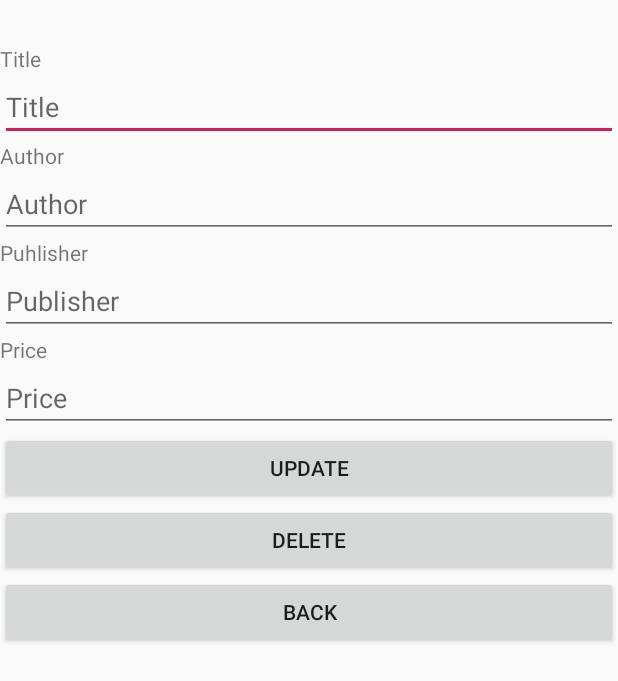
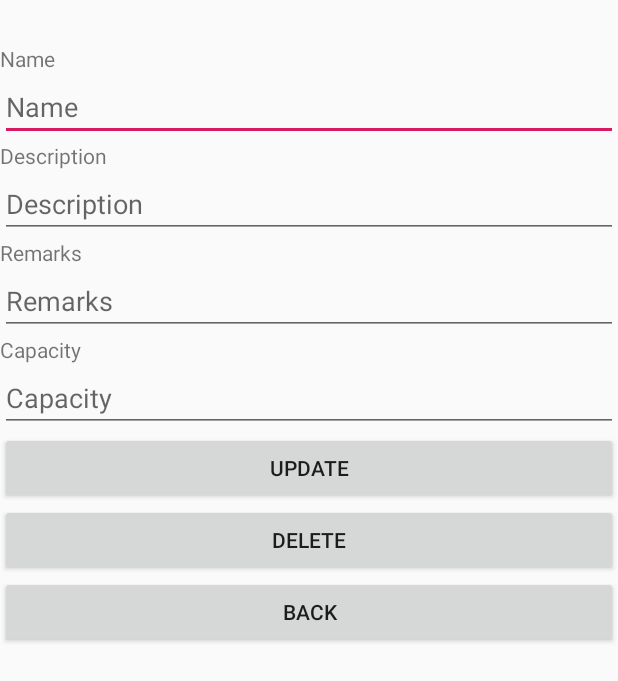
Before and after one commit to math039h/MandatoryRoomOPG, an Android app: the layout activity_single_room.xml on its own in the app's theme, with its tools: preview values and no code run, on a phone screen of 412 x 824 dp. Shown: the top 681 px of the screen. Run offline under Robolectric (Android 15) with nearby library versions, the phone set to English and light mode, and no system bars.

Commit message:
commit all

```diff
--- a/app/src/main/AndroidManifest.xml
+++ b/app/src/main/AndroidManifest.xml
@@ -12,7 +12,8 @@
         android:supportsRtl="true"
         android:theme="@style/AppTheme"
         android:usesCleartextTraffic="true">
-        <activity android:name=".AddReservationActivity"></activity>
+
+        <activity android:name=".AddReservationActivity" />
         <activity android:name=".SingleRoomActivity" />
         <activity android:name=".loggedIn" />
         <activity android:name=".MainActivity">
--- a/app/src/main/java/com/example/mandatoryroomregistration/ApiUtils.java
+++ b/app/src/main/java/com/example/mandatoryroomregistration/ApiUtils.java
@@ -10,4 +10,8 @@ class ApiUtils {
 
         return RetrofitClient.getClient(BASE_URL).create(RoomRegistrationService.class);
     }
+    public static ReservationRegistrationService getReservationRegistrationService() {
+
+        return RetrofitClient.getClient(BASE_URL).create(ReservationRegistrationService.class);
+    }
 }
--- a/app/src/main/java/com/example/mandatoryroomregistration/MainActivity.java
+++ b/app/src/main/java/com/example/mandatoryroomregistration/MainActivity.java
@@ -112,7 +112,7 @@ public class MainActivity extends AppCompatActivity {
         //FirebaseUser user = null;
         if (user != null) {
             Intent intent = new Intent(this, loggedIn.class);
-            intent.putExtra(EXTRA_MESSAGE, user);
+            Toast.makeText(this, "Sending To Logged In", Toast.LENGTH_SHORT).show();
             startActivity(intent);
         }
     }
--- a/app/src/main/java/com/example/mandatoryroomregistration/SingleRoomActivity.java
+++ b/app/src/main/java/com/example/mandatoryroomregistration/SingleRoomActivity.java
@@ -14,7 +14,7 @@ import retrofit2.Call;
 import retrofit2.Callback;
 import retrofit2.Response;
 
-public class SingleRoomActivity extends AppCompatActivity {
+public class SingleRoomActivity extends AppCompatActivity {/*
 
     public static final String ROOM = "BOOK";
     private static final String LOG_TAG = "MYROOMS";
@@ -50,7 +50,7 @@ public class SingleRoomActivity extends AppCompatActivity {
     public void backButtonClicked(View view) {
         Log.d(LOG_TAG, "backButtonClicked");
         finish();
-    }
+    }*/
 /*
     public void deleteBookButtonClicked(View view) {
         RoomRegistrationService roomRegistrationService = ApiUtils.getRoomRegistrationService();
--- a/app/src/main/res/layout/activity_add_reservation.xml
+++ b/app/src/main/res/layout/activity_add_reservation.xml
@@ -11,14 +11,14 @@
         android:layout_width="match_parent"
         android:layout_height="wrap_content"
         android:hint="From Time 00:00"
-        android:inputType="time" />
+        android:inputType="number" />
 
     <EditText
         android:id="@+id/addReservationToTimeEditText"
         android:layout_width="match_parent"
         android:layout_height="wrap_content"
         android:hint="To Time 00:00"
-        android:inputType="time" />
+        android:inputType="number" />
 
     <EditText
         android:id="@+id/addReservationUserIdEditText"
--- a/app/src/main/res/layout/activity_single_room.xml
+++ b/app/src/main/res/layout/activity_single_room.xml
@@ -29,72 +29,72 @@
                     android:layout_width="wrap_content"
                     android:layout_height="wrap_content"
                     android:labelFor="@id/singleRoomNameEditText"
-                    android:text="Title" />
+                    android:text="Name" />
 
                 <EditText
                     android:id="@+id/singleRoomNameEditText"
                     android:layout_width="match_parent"
                     android:layout_height="wrap_content"
-                    android:hint="Title"
+                    android:hint="Name"
                     android:inputType="textCapWords" />
 
                 <TextView
                     android:layout_width="wrap_content"
                     android:layout_height="wrap_content"
                     android:labelFor="@+id/singleRoomDescriptionEditText"
-                    android:text="Author" />
+                    android:text="Description" />
 
                 <EditText
                     android:id="@+id/singleRoomDescriptionEditText"
                     android:layout_width="match_parent"
                     android:layout_height="wrap_content"
-                    android:hint="Author"
+                    android:hint="Description"
                     android:inputType="textCapWords" />
 
                 <TextView
                     android:layout_width="wrap_content"
                     android:layout_height="wrap_content"
                     android:labelFor="@id/singleRoomRemarksEditText"
-                    android:text="Puhlisher" />
+                    android:text="Remarks" />
 
                 <EditText
                     android:id="@+id/singleRoomRemarksEditText"
                     android:layout_width="match_parent"
                     android:layout_height="wrap_content"
-                    android:hint="Publisher"
+                    android:hint="Remarks"
                     android:inputType="textCapWords" />
 
                 <TextView
                     android:layout_width="wrap_content"
                     android:layout_height="wrap_content"
                     android:labelFor="@+id/singleRoomCapacityEditText"
-                    android:text="Price" />
+                    android:text="Capacity" />
 
                 <EditText
                     android:id="@+id/singleRoomCapacityEditText"
                     android:layout_width="match_parent"
                     android:layout_height="wrap_content"
-                    android:hint="Price"
+                    android:hint="Capacity"
                     android:inputType="numberDecimal" />
 
                 <Button
                     android:layout_width="match_parent"
                     android:layout_height="wrap_content"
-                    android:onClick="updateButtonClicked"
-
                     android:text="Update" />
+                <!--android:onClick="updateButtonClicked" />-->
 
                 <Button
                     android:layout_width="match_parent"
                     android:layout_height="wrap_content"
-                    android:onClick="deleteBookButtonClicked"
                     android:text="Delete" />
+                <!--android:onClick="deleteBookButtonClicked"/>-->
 
                 <Button
                     android:layout_width="match_parent"
                     android:layout_height="wrap_content"
-                    android:onClick="backButtonClicked"
                     android:text="Back" />
+                <!--android:onClick="backButtonClicked"/>-->
+
 
                 <TextView
                     android:id="@+id/singleRoomMessageTextView"
--- a/app/src/main/res/layout/content_loggedin.xml
+++ b/app/src/main/res/layout/content_loggedin.xml
@@ -8,7 +8,7 @@
     app:layout_behavior="@string/appbar_scrolling_view_behavior"
     tools:context=".MainActivity"
     tools:showIn="@layout/activity_main">
-
+<!--
     <androidx.swiperefreshlayout.widget.SwipeRefreshLayout
         android:id="@+id/LoggedInSwiperefresh"
         android:layout_width="match_parent"
@@ -24,5 +24,5 @@
     <TextView
         android:id="@+id/LoggedInMessageTextView"
         android:layout_width="wrap_content"
-        android:layout_height="wrap_content" />
+        android:layout_height="wrap_content" />-->
 </LinearLayout>
```
Also changed, not shown: app/src/main/java/com/example/mandatoryroomregistration/AddReservationActivity.java (+10 -8 lines), app/src/main/java/com/example/mandatoryroomregistration/Reservation.java (+13 -8 lines), app/src/main/java/com/example/mandatoryroomregistration/ReservationRegistrationService.java (added, +22 -0 lines), app/src/main/java/com/example/mandatoryroomregistration/RoomRegistrationService.java (+2 -5 lines), app/src/main/java/com/example/mandatoryroomregistration/Rooms.java (+10 -8 lines), app/src/main/java/com/example/mandatoryroomregistration/loggedIn.java (+50 -8 lines), app/src/main/res/layout/activity_logged_in.xml (+41 -4 lines).
